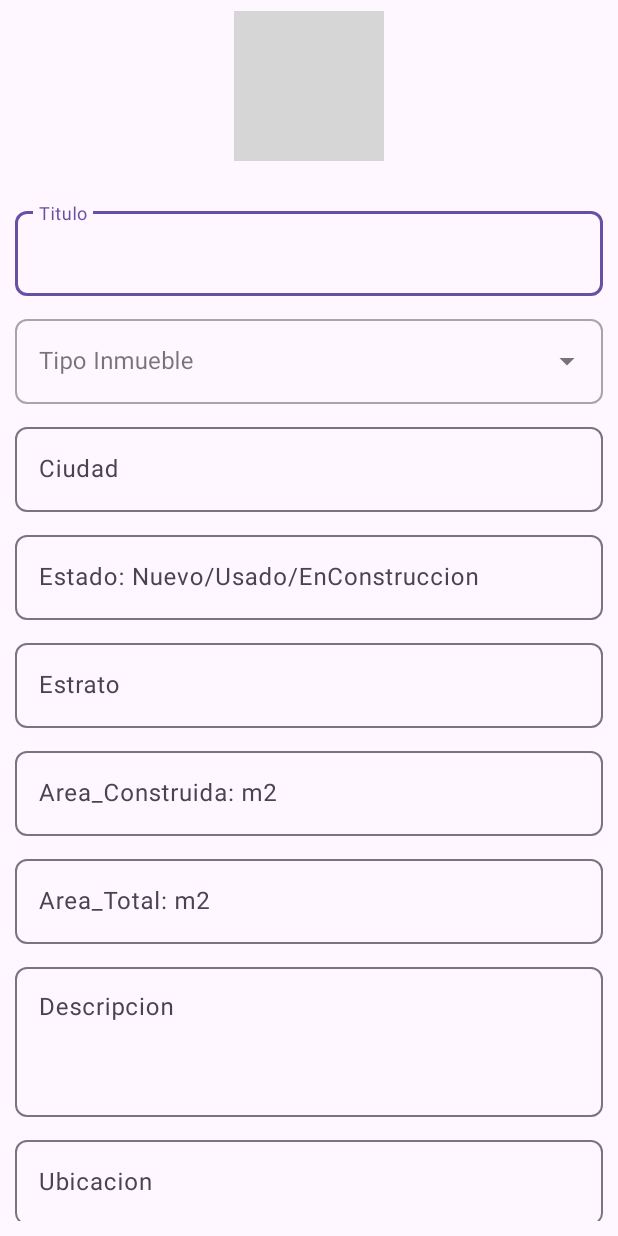
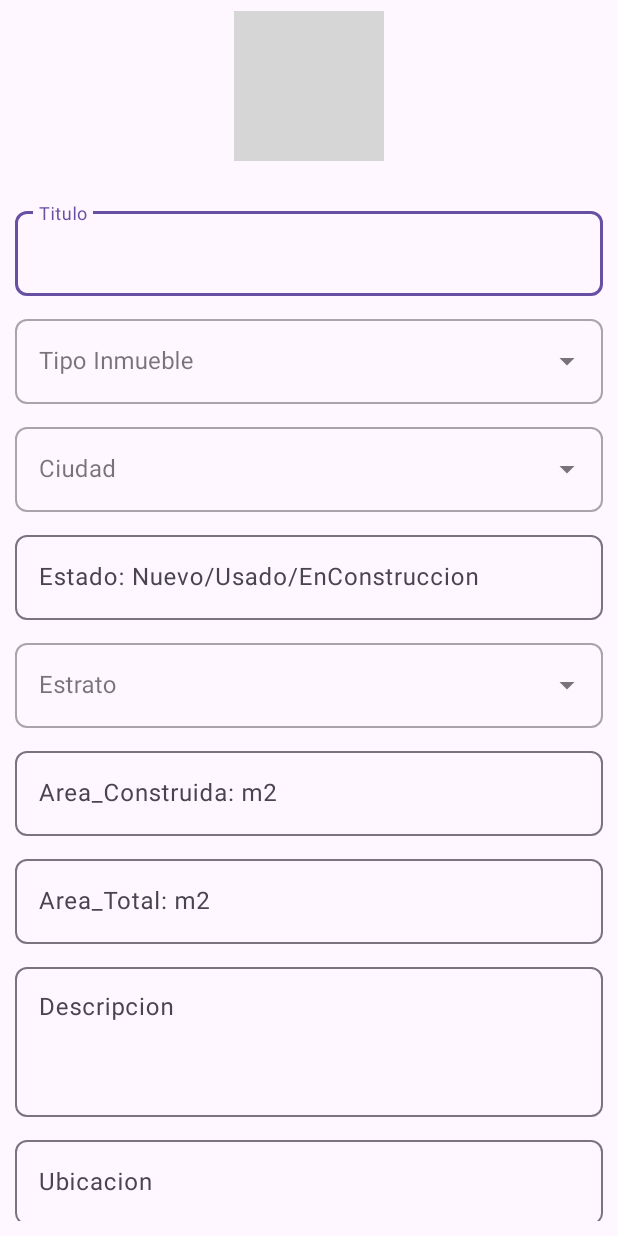
Before and after one commit to santiagofonseca13/MundiHome, an Android app: the screen it shows after launch once a user with an empty profile is signed in (CrearAnuncio), after a tap on an icon or button, on a phone screen of 412 x 824 dp. Run offline under Robolectric (Android 15) with nearby library versions, the phone set to English and light mode, and no system bars; our stand-ins replace Firebase (no records; nobody signed in at launch, a user with empty details on screens opened directly); 3 statements that could not run were skipped; grey boxes are pictures that could not be loaded.

Commit message:
Parte 24
Se generan las listas en el apartado de crear anuncios por ejemplo Tipo Inmueble (Apartamento,  Finca, Casa, Local)

```diff
--- a/app/src/main/java/com/mh/mundihome/Anuncios/CrearAnuncio.kt
+++ b/app/src/main/java/com/mh/mundihome/Anuncios/CrearAnuncio.kt
@@ -1,15 +1,62 @@
 package com.mh.mundihome.Anuncios
 
+import android.app.ProgressDialog
+import android.net.Uri
 import android.os.Bundle
-import androidx.activity.enableEdgeToEdge
+import android.widget.ArrayAdapter
 import androidx.appcompat.app.AppCompatActivity
-import androidx.core.view.ViewCompat
-import androidx.core.view.WindowInsetsCompat
+import com.google.firebase.auth.FirebaseAuth
+import com.mh.mundihome.Adaptadores.AdaptadorImagenSeleccionada
+import com.mh.mundihome.Constantes
 import com.mh.mundihome.R
+import com.mh.mundihome.databinding.ActivityCrearAnuncioBinding
+import com.mh.mundihome.modelo.ModeloImagenSeleccionada
 
 class CrearAnuncio : AppCompatActivity() {
+
+    private lateinit var binding: ActivityCrearAnuncioBinding
+    private lateinit var firebaseAuth: FirebaseAuth
+    private lateinit var progressDialog: ProgressDialog
+
+    private var imagenUri:  Uri? = null
+
+    private lateinit var  imagenesArrayList: ArrayList<ModeloImagenSeleccionada>
+    private lateinit var  adaptadorImagenSeleccionada: AdaptadorImagenSeleccionada
+
     override fun onCreate(savedInstanceState: Bundle?) {
         super.onCreate(savedInstanceState)
-        setContentView(R.layout.activity_crear_anuncio)
+        binding = ActivityCrearAnuncioBinding.inflate(layoutInflater)
+        setContentView(binding.root)
+
+
+        firebaseAuth = FirebaseAuth.getInstance()
+
+        progressDialog = ProgressDialog(this)
+        progressDialog.setTitle("Espere por favor")
+        progressDialog.setCanceledOnTouchOutside(false)
+
+        val  adaptadorTipoInmueble = ArrayAdapter(this, R.layout.item_tipo_inmueble, Constantes.tipo_inmueble)
+        binding.TipoInmueble.setAdapter(adaptadorTipoInmueble)
+
+        val  adaptadorCiudad = ArrayAdapter(this, R.layout.item_ciudad, Constantes.ciudad)
+        binding.Ciudad.setAdapter(adaptadorCiudad)
+
+        val  adaptadorEstrato = ArrayAdapter(this, R.layout.item_estrato, Constantes.estrato)
+        binding.Estrato.setAdapter(adaptadorEstrato)
+
+        val  adaptadorDormitorios = ArrayAdapter(this, R.layout.item_dormitorios, Constantes.dormitorios)
+        binding.Dormitorios.setAdapter(adaptadorDormitorios)
+
+        val  adaptadorBaños = ArrayAdapter(this, R.layout.item_banos, Constantes.banos)
+        binding.BaOs.setAdapter(adaptadorBaños)
+
+        val  adaptadorEstacionamiento = ArrayAdapter(this, R.layout.item_estacionamiento, Constantes.estacionamiento)
+        binding.Estacionamiento.setAdapter(adaptadorEstacionamiento)
+
+        val  adaptadorMascotas = ArrayAdapter(this, R.layout.item_mascotas, Constantes.marcotas)
+        binding.AceptaMascotas.setAdapter(adaptadorMascotas)
+
+        val  adaptadorAdministracion = ArrayAdapter(this, R.layout.item_administracion, Constantes.administracion)
+        binding.IncluyeAdministracion.setAdapter(adaptadorAdministracion)
     }
 }
--- a/app/src/main/java/com/mh/mundihome/Constantes.kt
+++ b/app/src/main/java/com/mh/mundihome/Constantes.kt
@@ -3,12 +3,87 @@ package com.mh.mundihome
 import android.icu.text.DateFormat
 import java.util.Calendar
 import java.util.Locale
+import kotlin.arrayOf
 
 object Constantes {
 
     fun obtenetTiempoDis() : Long{
         return System.currentTimeMillis()
     }
+
+    const val  anuncio_disponible = "Disponible"
+    const val anuncio_nodisponible = "No disponible / Vendido"
+
+    val tipo_inmueble = arrayOf(
+        "Apartamento",
+        "Finca",
+        "Casa",
+        "Local comercial",
+    )
+
+    val ciudad = arrayOf(
+        "Zipaquira"
+    )
+
+    val estrato = arrayOf(
+        "N/A",
+        "1",
+        "2",
+        "3",
+        "4",
+        "5",
+        "6",
+        "7",
+        "8",
+        "9",
+        "10"
+    )
+
+    val dormitorios = arrayOf(
+        "N/A",
+        "1",
+        "2",
+        "3",
+        "4",
+        "5",
+        "6",
+        "7",
+        "8",
+        "9",
+        "10"
+    )
+
+    val banos = arrayOf(
+        "N/A",
+        "1",
+        "2",
+        "3",
+        "4",
+        "5",
+        "6",
+        "7",
+        "8",
+        "9",
+        "10"
+    )
+
+    val estacionamiento = arrayOf(
+        "N/A",
+        "Si",
+        "No"
+    )
+
+    val marcotas = arrayOf(
+        "N/A",
+        "Si",
+        "No"
+    )
+
+    val administracion = arrayOf(
+        "N/A",
+        "Si",
+        "No"
+    )
 
     fun obtenerFecha(tiempo : Long) : String{
         val calendario = Calendar.getInstance(Locale.ENGLISH)
--- a/app/src/main/res/layout/activity_crear_anuncio.xml
+++ b/app/src/main/res/layout/activity_crear_anuncio.xml
@@ -87,6 +87,7 @@
             <com.google.android.material.textfield.TextInputLayout
                 android:id="@+id/Til_Ciudad"
                 android:layout_below="@+id/Til_Tipo_Inmueble"
+                style="@style/Widget.MaterialComponents.TextInputLayout.OutlinedBox.ExposedDropdownMenu"
                 android:layout_marginTop="10dp"
                 app:boxCornerRadiusBottomStart="8dp"
                 app:boxCornerRadiusBottomEnd="8dp"
@@ -95,10 +96,10 @@
                 android:layout_width="match_parent"
                 android:layout_height="wrap_content">
 
-                <EditText
+                <AutoCompleteTextView
                     android:id="@+id/Ciudad"
                     android:hint="@string/Ciudad"
-                    android:inputType="textPersonName|textCapSentences"
+                    android:inputType="none"
                     android:layout_width="match_parent"
                     android:layout_height="wrap_content"/>
 
@@ -129,6 +130,7 @@
             <com.google.android.material.textfield.TextInputLayout
                 android:id="@+id/Til_Estracto"
                 android:layout_below="@+id/Til_Estado"
+                style="@style/Widget.MaterialComponents.TextInputLayout.OutlinedBox.ExposedDropdownMenu"
                 android:layout_marginTop="10dp"
                 app:boxCornerRadiusBottomStart="8dp"
                 app:boxCornerRadiusBottomEnd="8dp"
@@ -137,10 +139,10 @@
                 android:layout_width="match_parent"
                 android:layout_height="wrap_content">
 
-                <EditText
+                <AutoCompleteTextView
                     android:id="@+id/Estrato"
                     android:hint="@string/Estrato"
-                    android:inputType="number"
+                    android:inputType="none"
                     android:layout_width="match_parent"
                     android:layout_height="wrap_content"/>
 
```
Also changed, not shown: app/src/main/java/com/mh/mundihome/Adaptadores/AdaptadorImagenSeleccionada.kt (added, +60 -0 lines), app/src/main/java/com/mh/mundihome/modelo/ModeloImagenSeleccionada.kt (added, +19 -0 lines), app/src/main/res/layout/item_administracion.xml (added, +11 -0 lines), app/src/main/res/layout/item_banos.xml (added, +11 -0 lines), app/src/main/res/layout/item_ciudad.xml (added, +11 -0 lines), app/src/main/res/layout/item_dormitorios.xml (added, +11 -0 lines), app/src/main/res/layout/item_estacionamiento.xml (added, +11 -0 lines), app/src/main/res/layout/item_estrato.xml (added, +11 -0 lines), app/src/main/res/layout/item_mascotas.xml (added, +11 -0 lines), app/src/main/res/layout/item_tipo_inmueble.xml (added, +11 -0 lines).
